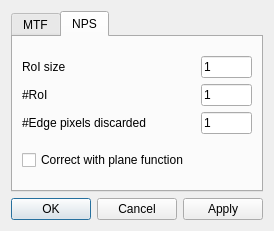
navrit/dexter, file SpidrMpx3Eq/optionsdialog.ui: the form before one commit.
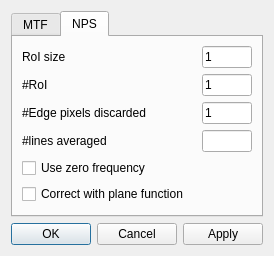
The form after the commit.

Patch:
```diff
--- a/SpidrMpx3Eq/optionsdialog.ui
+++ b/SpidrMpx3Eq/optionsdialog.ui
@@ -226,6 +226,13 @@
              </property>
             </widget>
            </item>
+           <item>
+            <widget class="QLabel" name="label_5">
+             <property name="text">
+              <string>#lines averaged </string>
+             </property>
+            </widget>
+           </item>
           </layout>
          </item>
          <item>
@@ -234,7 +241,7 @@
             <widget class="QLineEdit" name="roiSizeLineEdit">
              <property name="maximumSize">
               <size>
-               <width>51</width>
+               <width>50</width>
                <height>16777215</height>
               </size>
              </property>
@@ -247,7 +254,7 @@
             <widget class="QLineEdit" name="roiNumberLineEdit">
              <property name="maximumSize">
               <size>
-               <width>51</width>
+               <width>50</width>
                <height>16777215</height>
               </size>
              </property>
@@ -260,7 +267,7 @@
             <widget class="QLineEdit" name="edgeLineEdit">
              <property name="maximumSize">
               <size>
-               <width>51</width>
+               <width>50</width>
                <height>16777215</height>
               </size>
              </property>
@@ -269,10 +276,27 @@
              </property>
             </widget>
            </item>
+           <item>
+            <widget class="QLineEdit" name="nLinesLineEdit">
+             <property name="maximumSize">
+              <size>
+               <width>50</width>
+               <height>16777215</height>
+              </size>
+             </property>
+            </widget>
+           </item>
           </layout>
          </item>
         </layout>
        </item>
+       <item>
+        <widget class="QCheckBox" name="zeroFreqCheckBox">
+         <property name="text">
+          <string>Use zero frequency</string>
+         </property>
+        </widget>
+       </item>
        <item>
         <widget class="QCheckBox" name="fitPlaneCheckBox">
          <property name="text">
```
